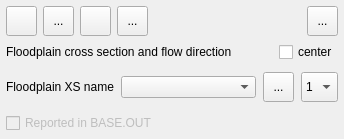
Before: the Qt Designer form flo2d/ui/fpxsec_editor.ui in FLO-2DSoftware/qgis-flo-2d-plugin, drawn with Qt 5.
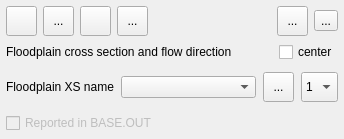
After: the same form once the commit is applied. Icons and pictures are not drawn.

Commit message: Added the help button

Patch:
```diff
--- a/flo2d/ui/fpxsec_editor.ui
+++ b/flo2d/ui/fpxsec_editor.ui
@@ -210,6 +210,23 @@
        </property>
       </widget>
      </item>
+     <item>
+      <widget class="QToolButton" name="help_btn">
+       <property name="text">
+        <string>...</string>
+       </property>
+       <property name="icon">
+        <iconset>
+         <normaloff>../img/help.svg</normaloff>../img/help.svg</iconset>
+       </property>
+       <property name="iconSize">
+        <size>
+         <width>24</width>
+         <height>24</height>
+        </size>
+       </property>
+      </widget>
+     </item>
     </layout>
    </item>
    <item>
```
The commit also changes 1 other file.
